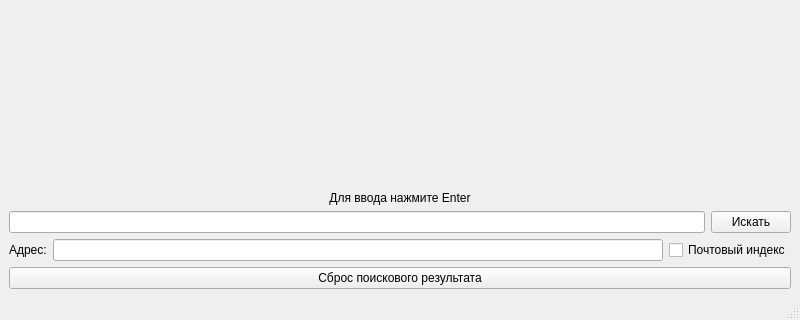
Varman56/yandex_map, file main_window.ui: the form before one commit; both pictures show x 0 to 800 and y 280 to 600 of the 800 by 600 pixel window.
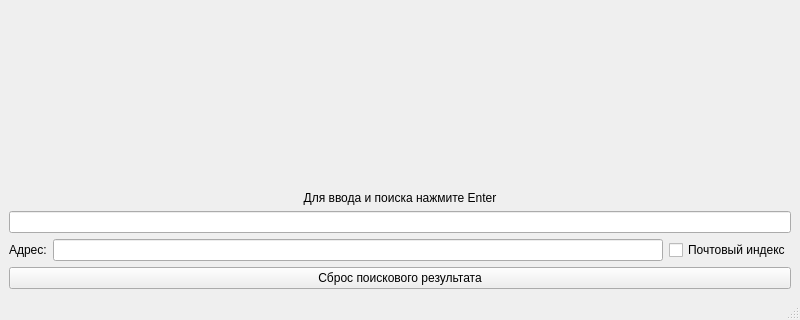
The form after the commit.

Commit message: Задание №11 + fix №7

```diff
--- a/main_window.ui
+++ b/main_window.ui
@@ -40,7 +40,7 @@
       <item>
        <widget class="QLabel" name="label_2">
         <property name="text">
-         <string>Для ввода нажмите Enter</string>
+         <string>Для ввода и поиска нажмите Enter</string>
         </property>
         <property name="alignment">
          <set>Qt::AlignCenter</set>
@@ -52,13 +52,6 @@
         <item>
          <widget class="QLineEdit" name="req_text"/>
         </item>
-        <item>
-         <widget class="QPushButton" name="find_btn">
-          <property name="text">
-           <string>Искать</string>
-          </property>
-         </widget>
-        </item>
        </layout>
       </item>
       <item>
```
The commit also changes 1 other file.
